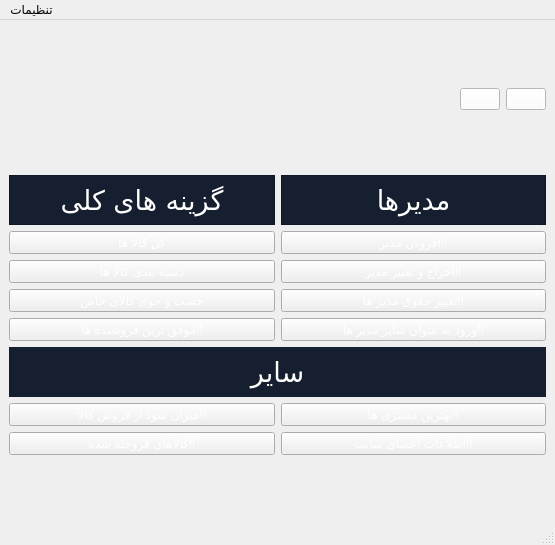
First picture: the form in MainAdminWindow.ui, repository Alireza8hi/Project-DigiKala, before the edit.
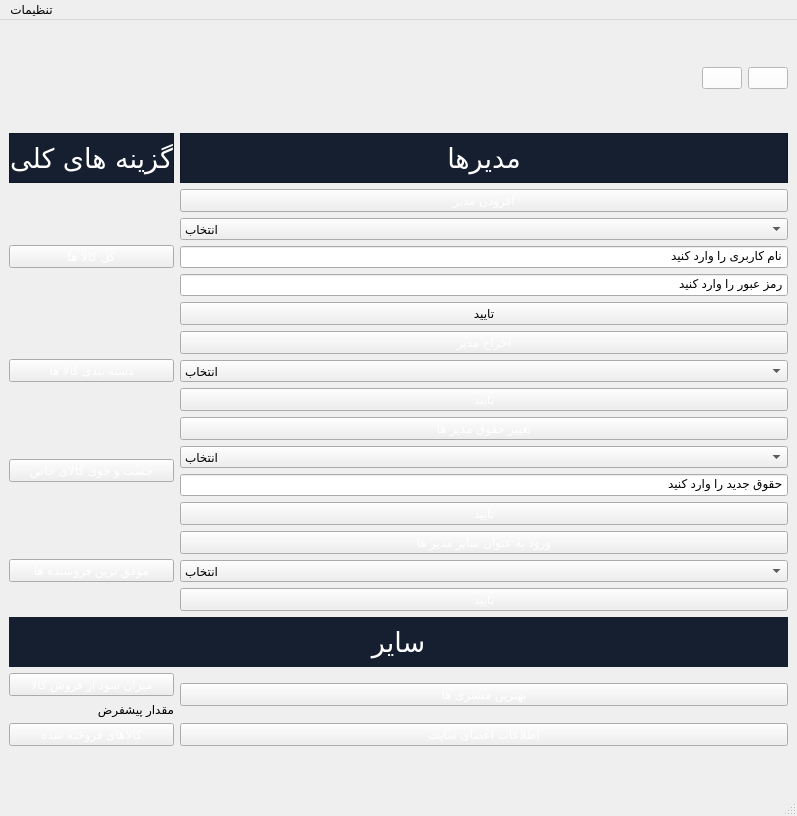
Second picture: the form after the edit. Icons and pictures are not drawn.

What changed in the file:
```diff
--- a/MainAdminWindow.ui
+++ b/MainAdminWindow.ui
@@ -6,8 +6,8 @@
    <rect>
     <x>0</x>
     <y>0</y>
-    <width>555</width>
-    <height>545</height>
+    <width>797</width>
+    <height>816</height>
    </rect>
   </property>
   <property name="windowTitle">
@@ -23,37 +23,70 @@
    <layout class="QGridLayout" name="gridLayout_2">
     <item row="2" column="0">
      <layout class="QGridLayout" name="gridLayout_3">
-      <item row="3" column="1">
-       <widget class="QPushButton" name="ChangeAdminBtn">
+      <item row="16" column="1">
+       <widget class="QPushButton" name="BestCustomersBtn">
         <property name="styleSheet">
          <string notr="true">color: rgb(255, 255, 255);</string>
         </property>
         <property name="text">
-         <string>اخراج و تغییر مدیر!!</string>
+         <string>بهترین مشتری ها</string>
         </property>
        </widget>
       </item>
-      <item row="3" column="0">
-       <widget class="QPushButton" name="CategoriesBtn">
+      <item row="7" column="0">
+       <widget class="QPushButton" name="SearchBtn">
         <property name="styleSheet">
          <string notr="true">color: rgb(255, 255, 255);</string>
         </property>
         <property name="text">
-         <string>دسته بندی کالا ها</string>
+         <string>جست و جوی کالای خاص</string>
         </property>
        </widget>
       </item>
-      <item row="4" column="1">
-       <widget class="QPushButton" name="ChangeAdminIncomeBtn">
+      <item row="14" column="0" colspan="2">
+       <widget class="QLabel" name="label_3">
+        <property name="minimumSize">
+         <size>
+          <width>0</width>
+          <height>50</height>
+         </size>
+        </property>
+        <property name="maximumSize">
+         <size>
+          <width>16777215</width>
+          <height>50</height>
+         </size>
+        </property>
+        <property name="font">
+         <font>
+          <family>B Titr</family>
+          <pointsize>20</pointsize>
+         </font>
+        </property>
         <property name="styleSheet">
+         <string notr="true">color: rgb(255, 255, 255);
+background-image: url(:/Pics/Pics/NoBack.png);
+background-color: rgb(22, 31, 48);</string>
+        </property>
+        <property name="text">
+         <string>سایر</string>
+        </property>
+        <property name="alignment">
+         <set>Qt::AlignCenter</set>
+        </property>
+       </widget>
+      </item>
+      <item row="18" column="0">
+       <widget class="QPushButton" name="SoldCommoditiesBtn">
+        <property name="styleSheet">
          <string notr="true">color: rgb(255, 255, 255);</string>
         </property>
         <property name="text">
-         <string>تغییر حقوق مدیر ها!!</string>
+         <string>کالاهای فروخته شده</string>
         </property>
        </widget>
       </item>
-      <item row="2" column="0">
+      <item row="4" column="0">
        <widget class="QPushButton" name="AllCommoditysBtn">
         <property name="styleSheet">
          <string notr="true">color: rgb(255, 255, 255);</string>
@@ -63,54 +96,69 @@
         </property>
        </widget>
       </item>
-      <item row="1" column="0">
-       <widget class="QLabel" name="label">
-        <property name="minimumSize">
-         <size>
-          <width>0</width>
-          <height>50</height>
-         </size>
-        </property>
-        <property name="maximumSize">
-         <size>
-          <width>16777215</width>
-          <height>50</height>
-         </size>
-        </property>
-        <property name="font">
-         <font>
-          <family>B Titr</family>
-          <pointsize>20</pointsize>
-         </font>
-        </property>
-        <property name="styleSheet">
-         <string notr="true">color: rgb(255, 255, 255);
-background-image: url(:/Pics/Pics/NoBack.png);
-background-color: rgb(22, 31, 48);</string>
-        </property>
-        <property name="frameShape">
-         <enum>QFrame::StyledPanel</enum>
-        </property>
-        <property name="frameShadow">
-         <enum>QFrame::Raised</enum>
-        </property>
-        <property name="text">
-         <string>گزینه های کلی</string>
-        </property>
-        <property name="alignment">
-         <set>Qt::AlignCenter</set>
-        </property>
-       </widget>
-      </item>
-      <item row="8" column="0">
-       <widget class="QPushButton" name="CommodityProfitBtn">
-        <property name="styleSheet">
-         <string notr="true">color: rgb(255, 255, 255);</string>
-        </property>
-        <property name="text">
-         <string>میزان سود از فروش کالا!!</string>
-        </property>
-       </widget>
+      <item row="4" column="1">
+       <layout class="QVBoxLayout" name="verticalLayout_4">
+        <item>
+         <widget class="QPushButton" name="AddAdminBtn">
+          <property name="styleSheet">
+           <string notr="true">color: rgb(255, 255, 255);</string>
+          </property>
+          <property name="text">
+           <string>افزودن مدیر</string>
+          </property>
+         </widget>
+        </item>
+        <item>
+         <widget class="QComboBox" name="AddAdminCombo">
+          <item>
+           <property name="text">
+            <string>انتخاب</string>
+           </property>
+          </item>
+          <item>
+           <property name="text">
+            <string>مدیر بررسی</string>
+           </property>
+          </item>
+          <item>
+           <property name="text">
+            <string>مدیر انبار</string>
+           </property>
+          </item>
+          <item>
+           <property name="text">
+            <string>مدیر پست</string>
+           </property>
+          </item>
+          <item>
+           <property name="text">
+            <string>مدیر پشتیبانی</string>
+           </property>
+          </item>
+         </widget>
+        </item>
+        <item>
+         <widget class="QLineEdit" name="AddAdminUserLe">
+          <property name="inputMask">
+           <string>نام کاربری را وارد کنید</string>
+          </property>
+         </widget>
+        </item>
+        <item>
+         <widget class="QLineEdit" name="AddAdminPassLe">
+          <property name="inputMask">
+           <string>رمز عبور را وارد کنید</string>
+          </property>
+         </widget>
+        </item>
+        <item>
+         <widget class="QPushButton" name="AddAdminConfirmBtn">
+          <property name="text">
+           <string>تایید</string>
+          </property>
+         </widget>
+        </item>
+       </layout>
       </item>
       <item row="1" column="1">
        <widget class="QLabel" name="label_2">
@@ -151,58 +199,124 @@
         </property>
        </widget>
       </item>
-      <item row="8" column="1">
-       <widget class="QPushButton" name="BestCustomersBtn">
-        <property name="styleSheet">
-         <string notr="true">color: rgb(255, 255, 255);</string>
-        </property>
-        <property name="text">
-         <string>بهترین مشتری ها!!</string>
-        </property>
-       </widget>
-      </item>
-      <item row="2" column="1">
-       <widget class="QPushButton" name="AddAdminBtn">
-        <property name="styleSheet">
-         <string notr="true">color: rgb(255, 255, 255);</string>
-        </property>
-        <property name="text">
-         <string>افزودن مدیر!!</string>
-        </property>
-       </widget>
-      </item>
-      <item row="10" column="1">
+      <item row="18" column="1">
        <widget class="QPushButton" name="ReadUserInfoBtn">
         <property name="styleSheet">
          <string notr="true">color: rgb(255, 255, 255);</string>
         </property>
         <property name="text">
-         <string>اطلاعات اعضای سایت!!</string>
+         <string>اطلاعات اعضای سایت</string>
         </property>
        </widget>
       </item>
-      <item row="5" column="1">
-       <widget class="QPushButton" name="OpenOtherAdminsBtn">
-        <property name="styleSheet">
-         <string notr="true">color: rgb(255, 255, 255);</string>
-        </property>
-        <property name="text">
-         <string>ورود به عنوان سایر مدیر ها!!</string>
-        </property>
-       </widget>
+      <item row="8" column="1">
+       <layout class="QVBoxLayout" name="verticalLayout">
+        <item>
+         <widget class="QPushButton" name="OpenOtherAdminsBtn">
+          <property name="styleSheet">
+           <string notr="true">color: rgb(255, 255, 255);</string>
+          </property>
+          <property name="text">
+           <string>ورود به عنوان سایر مدیر ها</string>
+          </property>
+         </widget>
+        </item>
+        <item>
+         <widget class="QComboBox" name="OpenOtherAdminsCombo">
+          <item>
+           <property name="text">
+            <string>انتخاب</string>
+           </property>
+          </item>
+          <item>
+           <property name="text">
+            <string>مدیر بررسی</string>
+           </property>
+          </item>
+          <item>
+           <property name="text">
+            <string>مدیر انبار</string>
+           </property>
+          </item>
+          <item>
+           <property name="text">
+            <string>مدیر پست</string>
+           </property>
+          </item>
+          <item>
+           <property name="text">
+            <string>مدیر پشتیبانی</string>
+           </property>
+          </item>
+         </widget>
+        </item>
+        <item>
+         <widget class="QPushButton" name="OpenOtherAdminsConfirmBtn">
+          <property name="styleSheet">
+           <string notr="true">color: rgb(255, 255, 255);</string>
+          </property>
+          <property name="text">
+           <string>تایید</string>
+          </property>
+         </widget>
+        </item>
+       </layout>
       </item>
-      <item row="4" column="0">
-       <widget class="QPushButton" name="SearchBtn">
-        <property name="styleSheet">
-         <string notr="true">color: rgb(255, 255, 255);</string>
-        </property>
-        <property name="text">
-         <string>جست و جوی کالای خاص</string>
-        </property>
-       </widget>
+      <item row="6" column="1">
+       <layout class="QVBoxLayout" name="verticalLayout_3">
+        <item>
+         <widget class="QPushButton" name="RemoveAdminBtn">
+          <property name="styleSheet">
+           <string notr="true">color: rgb(255, 255, 255);</string>
+          </property>
+          <property name="text">
+           <string>اخراج مدیر</string>
+          </property>
+         </widget>
+        </item>
+        <item>
+         <widget class="QComboBox" name="RemoveAdminCombo">
+          <item>
+           <property name="text">
+            <string>انتخاب</string>
+           </property>
+          </item>
+          <item>
+           <property name="text">
+            <string>مدیر بررسی</string>
+           </property>
+          </item>
+          <item>
+           <property name="text">
+            <string>مدیر انبار</string>
+           </property>
+          </item>
+          <item>
+           <property name="text">
+            <string>مدیر پست</string>
+           </property>
+          </item>
+          <item>
+           <property name="text">
+            <string>مدیر پشتیبانی</string>
+           </property>
+          </item>
+         </widget>
+        </item>
+        <item>
+         <widget class="QPushButton" name="RemoveAdminConfirmBtn">
+          <property name="styleSheet">
+           <string notr="true">color: rgb(255, 255, 255);</string>
+          </property>
+          <property name="text">
+           <string>تاببد</string>
+          </property>
+         </widget>
+        </item>
+       </layout>
       </item>
-      <item row="6" column="0" colspan="2">
-       <widget class="QLabel" name="label_3">
+      <item row="1" column="0">
+       <widget class="QLabel" name="label">
         <property name="minimumSize">
          <size>
           <width>0</width>
@@ -226,33 +340,132 @@
 background-image: url(:/Pics/Pics/NoBack.png);
 background-color: rgb(22, 31, 48);</string>
         </property>
+        <property name="frameShape">
+         <enum>QFrame::StyledPanel</enum>
+        </property>
+        <property name="frameShadow">
+         <enum>QFrame::Raised</enum>
+        </property>
         <property name="text">
-         <string>سایر</string>
+         <string>گزینه های کلی</string>
         </property>
         <property name="alignment">
          <set>Qt::AlignCenter</set>
         </property>
        </widget>
       </item>
-      <item row="5" column="0">
+      <item row="6" column="0">
+       <widget class="QPushButton" name="CategoriesBtn">
+        <property name="styleSheet">
+         <string notr="true">color: rgb(255, 255, 255);</string>
+        </property>
+        <property name="text">
+         <string>دسته بندی کالا ها</string>
+        </property>
+       </widget>
+      </item>
+      <item row="7" column="1">
+       <layout class="QVBoxLayout" name="verticalLayout_2">
+        <item>
+         <widget class="QPushButton" name="ChangeAdminIncomeBtn">
+          <property name="styleSheet">
+           <string notr="true">color: rgb(255, 255, 255);</string>
+          </property>
+          <property name="text">
+           <string>تغییر حقوق مدیر ها</string>
+          </property>
+         </widget>
+        </item>
+        <item>
+         <widget class="QComboBox" name="ChangeAdminIncomeCombo">
+          <item>
+           <property name="text">
+            <string>انتخاب</string>
+           </property>
+          </item>
+          <item>
+           <property name="text">
+            <string>مدیر بررسی</string>
+           </property>
+          </item>
+          <item>
+           <property name="text">
+            <string>مدیر انبار</string>
+           </property>
+          </item>
+          <item>
+           <property name="text">
+            <string>مدیر پست </string>
+           </property>
+          </item>
+          <item>
+           <property name="text">
+            <string>مدیر پشتیبانی</string>
+           </property>
+          </item>
+         </widget>
+        </item>
+        <item>
+         <widget class="QLineEdit" name="ChangeAdminIncomeLe">
+          <property name="sizePolicy">
+           <sizepolicy hsizetype="Expanding" vsizetype="Fixed">
+            <horstretch>0</horstretch>
+            <verstretch>0</verstretch>
+           </sizepolicy>
+          </property>
+          <property name="minimumSize">
+           <size>
+            <width>26</width>
+            <height>0</height>
+           </size>
+          </property>
+          <property name="inputMask">
+           <string>حقوق جدید را وارد کنید</string>
+          </property>
+         </widget>
+        </item>
+        <item>
+         <widget class="QPushButton" name="ChangeAdminIncomeConfirmBtn">
+          <property name="styleSheet">
+           <string notr="true">color: rgb(255, 255, 255);</string>
+          </property>
+          <property name="text">
+           <string>تایید</string>
+          </property>
+         </widget>
+        </item>
+       </layout>
+      </item>
+      <item row="8" column="0">
        <widget class="QPushButton" name="SuccessfulSellersBtn">
         <property name="styleSheet">
          <string notr="true">color: rgb(255, 255, 255);</string>
         </property>
         <property name="text">
-         <string>موفق ترین فروشنده ها!!</string>
+         <string>موفق ترین فروشنده ها</string>
         </property>
        </widget>
       </item>
-      <item row="10" column="0">
-       <widget class="QPushButton" name="SoldCommoditiesBtn">
-        <property name="styleSheet">
-         <string notr="true">color: rgb(255, 255, 255);</string>
-        </property>
-        <property name="text">
-         <string>کالاهای فروخته شده!!</string>
-        </property>
-       </widget>
+      <item row="16" column="0">
+       <layout class="QVBoxLayout" name="verticalLayout_8">
+        <item>
+         <widget class="QPushButton" name="CommodityProfitBtn">
+          <property name="styleSheet">
+           <string notr="true">color: rgb(255, 255, 255);</string>
+          </property>
+          <property name="text">
+           <string>میزان سود از فروش کالا</string>
+          </property>
+         </widget>
+        </item>
+        <item>
+         <widget class="QLabel" name="CommodityProfitLbl">
+          <property name="text">
+           <string>مقدار پیشفرض</string>
+          </property>
+         </widget>
+        </item>
+       </layout>
       </item>
      </layout>
     </item>
@@ -313,7 +526,7 @@
     <rect>
      <x>0</x>
      <y>0</y>
-     <width>555</width>
+     <width>797</width>
      <height>25</height>
     </rect>
    </property>
```
